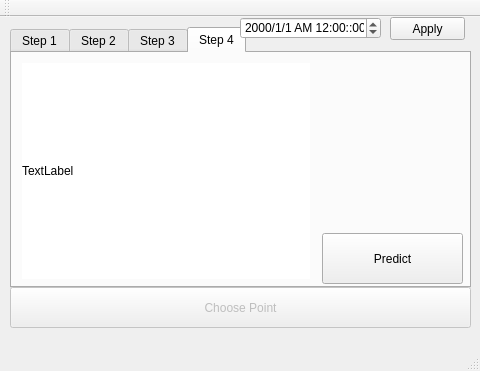
Old version of the form mainwindow.ui in the repository Chia-ChunHsu/NewCapture.
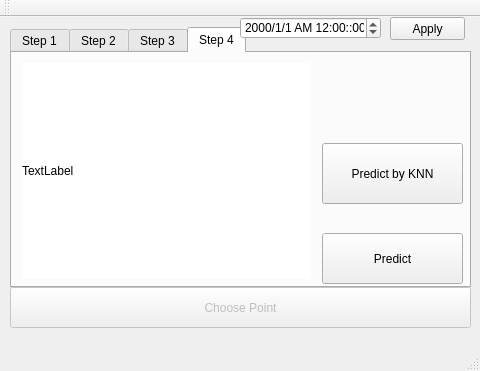
New version of the form. The open tabs and pages were chosen to show the change.

Patch:
```diff
--- a/mainwindow.ui
+++ b/mainwindow.ui
@@ -393,6 +393,19 @@
        <string>Predict</string>
       </property>
      </widget>
+     <widget class="QPushButton" name="KnnPredictButtom">
+      <property name="geometry">
+       <rect>
+        <x>310</x>
+        <y>90</y>
+        <width>141</width>
+        <height>61</height>
+       </rect>
+      </property>
+      <property name="text">
+       <string>Predict by KNN</string>
+      </property>
+     </widget>
     </widget>
    </widget>
    <widget class="QDateTimeEdit" name="dateTimeEdit">
```
Left out of the diff: 4 changed lines with no effect on the pictures.
